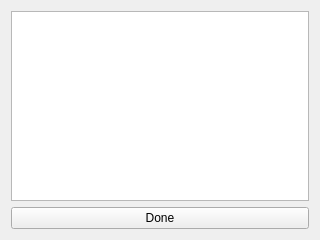
This is plugins/clockplugin/alarmform.ui in mysmartgrid/chumby-controlpanel as Qt 5 draws it before an edit. The edited form follows.
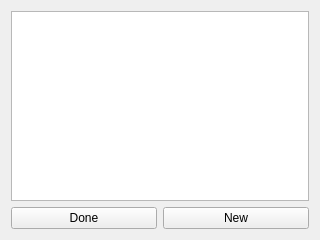
This is the edited form. Icons and pictures are not drawn.

Commit message: [clockplugin] button for new alarms added

```diff
--- a/plugins/clockplugin/alarmform.ui
+++ b/plugins/clockplugin/alarmform.ui
@@ -17,12 +17,23 @@
    <item>
     <widget class="QListWidget" name="alarmList"/>
    </item>
+   <item>
+    <layout class="QHBoxLayout" name="horizontalLayout">
    <item>
     <widget class="QPushButton" name="doneButton">
      <property name="text">
       <string>Done</string>
      </property>
     </widget>
+     </item>
+     <item>
+      <widget class="QPushButton" name="newButton">
+       <property name="text">
+        <string>New</string>
+       </property>
+      </widget>
+     </item>
+    </layout>
    </item>
   </layout>
  </widget>
```
Left out of the diff: 10 changed lines with no effect on the pictures. Lines whose indentation alone changed are shown as unchanged. The commit also changes 2 other files.
